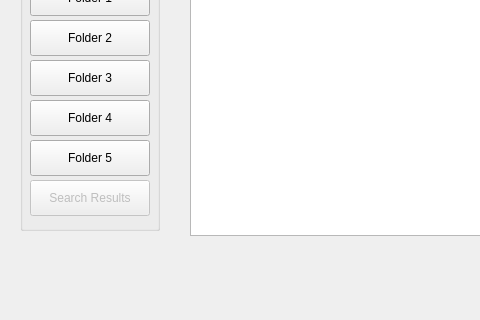
The window that mainwindow.ui (jimmcguffin/PyOutpost) describes before a commit, drawn with Qt 5; both pictures show x 0 to 480 and y 329 to 649 of the 1276 by 649 pixel window.
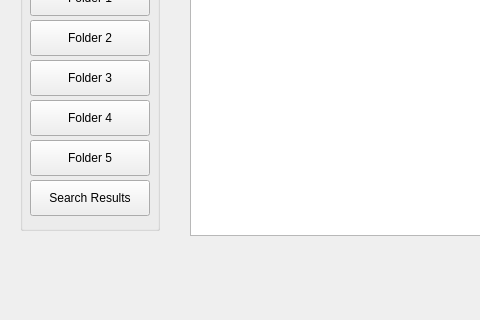
The same window after the commit.

Patch:
```diff
--- a/mainwindow.ui
+++ b/mainwindow.ui
@@ -341,7 +341,7 @@
     </widget>
     <widget class="QPushButton" name="cFolderSearchResults">
      <property name="enabled">
-      <bool>false</bool>
+      <bool>true</bool>
      </property>
      <property name="geometry">
       <rect>
```
